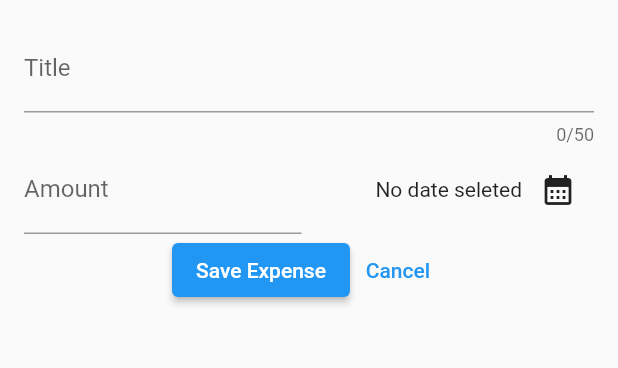
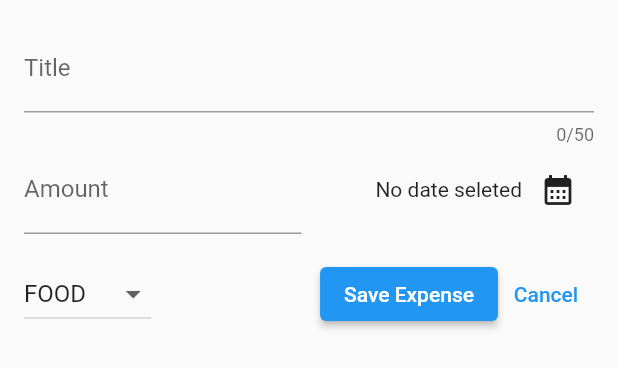
Before and after one commit to sharmakeshav10/Flutter_mini-proejcts, a Flutter app: the NewExpense widget shown alone on an empty page, opened directly, on a phone screen of 412 x 824 dp. Shown: the top 368 px of the screen. Run offline on Flutter 3.47's test engine with Material 2 defaults, Android fonts, the phone set to English and light mode, and no system bars; our stand-ins replace battery, device_info, google_fonts.

Commit message:
dropdown button for choosing category type of expense

```diff
--- a/expense_tracker/lib/widgets/new_expense.dart
+++ b/expense_tracker/lib/widgets/new_expense.dart
@@ -16,6 +16,7 @@ class _NewExpenseState extends State<NewExpense> {
   final _amountController = TextEditingController();
 
   DateTime? selectedDate;
+  Category selectedCategory = Category.food;
 
   void presentDatePicker() async {
     final now = DateTime.now();
@@ -81,9 +82,26 @@ class _NewExpenseState extends State<NewExpense> {
                 )
               ],
             ),
+            const SizedBox(
+              height: 16,
+            ),
             Row(
               mainAxisAlignment: MainAxisAlignment.center,
               children: [
+                DropdownButton(
+                    value: selectedCategory,
+                    items: Category.values
+                        .map(
+                          (category) => DropdownMenuItem(
+                            value: category,
+                            child: Text(category.name.toUpperCase()),
+                          ),
+                        )
+                        .toList(),
+                    onChanged: (val) => setState(() {
+                          selectedCategory = val!;
+                        })),
+                Spacer(),
                 ElevatedButton(
                   onPressed: () {
                     print(_titleController.text);
```
